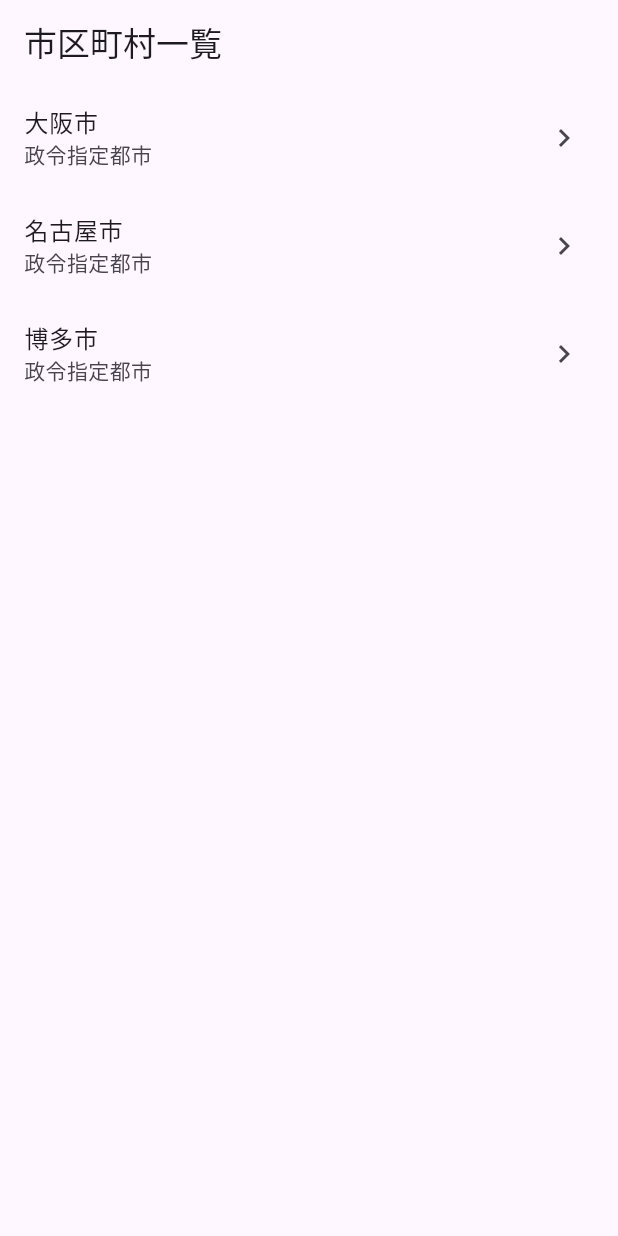
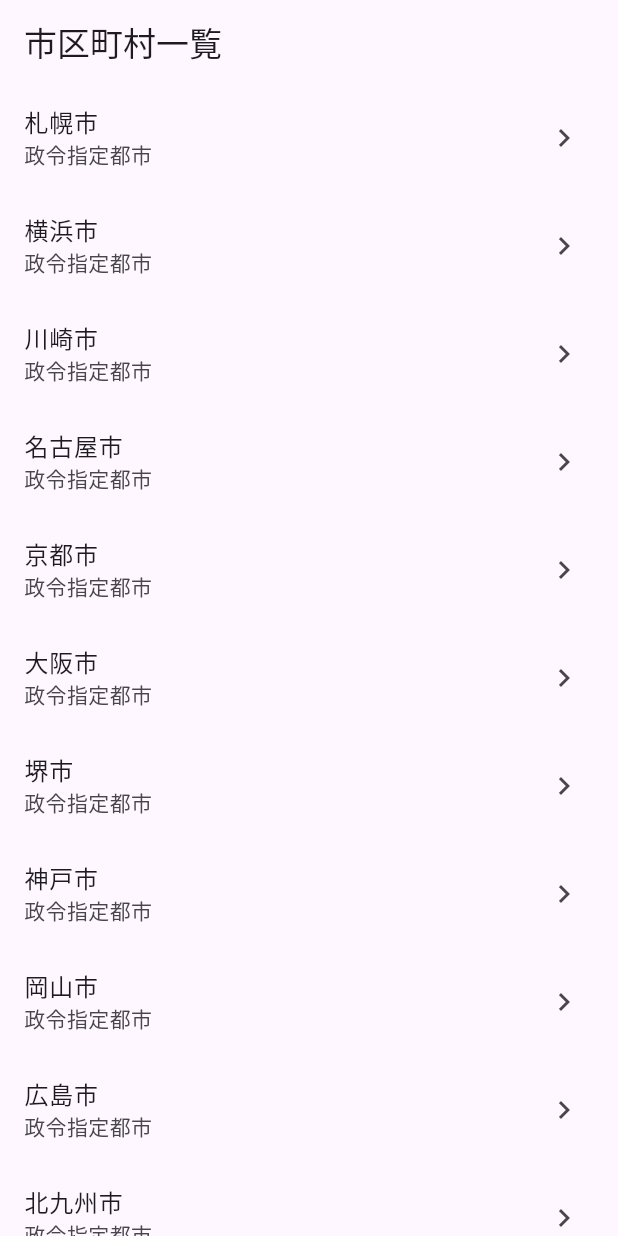
Before and after one commit to T4K4Q/resas_basic_app, a Flutter app: the screen it shows after launch, on a phone screen of 412 x 824 dp. Run offline on Flutter 3.47's test engine with Material 3 defaults, Android fonts, the phone set to English and light mode, and no system bars.

Commit message:
ListView/ListTile_addList_loop

```diff
--- a/lib/city/list_page.dart
+++ b/lib/city/list_page.dart
@@ -5,30 +5,32 @@ class CityListPage extends StatelessWidget {
 
   @override
   Widget build(BuildContext context) {
+    final cities = [
+      '札幌市',
+      '横浜市',
+      '川崎市',
+      '名古屋市',
+      '京都市',
+      '大阪市',
+      '堺市',
+      '神戸市',
+      '岡山市',
+      '広島市',
+      '北九州市',
+      '福岡市',
+      '熊本市',
+      '那覇市',
+    ];
+
     return Scaffold(
       appBar: AppBar(
         title: const Text('市区町村一覧'),
       ),
       body: ListView(
         children: [
+          for (final city in cities)
             ListTile(
-            title: const Text('大阪市'),
-            subtitle: const Text('政令指定都市'),
-            trailing: const Icon(Icons.navigate_next),
-            onTap: () {
-              // TODO: 詳細画面に遷移する
-            },
-          ),
-          ListTile(
-            title: const Text('名古屋市'),
-            subtitle: const Text('政令指定都市'),
-            trailing: const Icon(Icons.navigate_next),
-            onTap: () {
-              // TODO: 詳細画面に遷移する
-            },
-          ),
-          ListTile(
-            title: const Text('博多市'),
+              title: Text(city),
               subtitle: const Text('政令指定都市'),
               trailing: const Icon(Icons.navigate_next),
               onTap: () {
```
Lines whose indentation alone changed are shown as unchanged.
